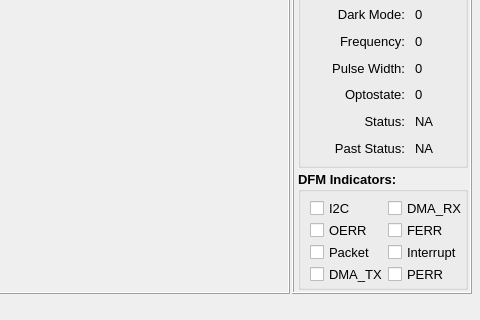
Old version of the form Mainwindow.ui in the repository spletcher1/PyMCU; both pictures show x 320 to 800 and y 160 to 480 of the 800 by 480 pixel window.
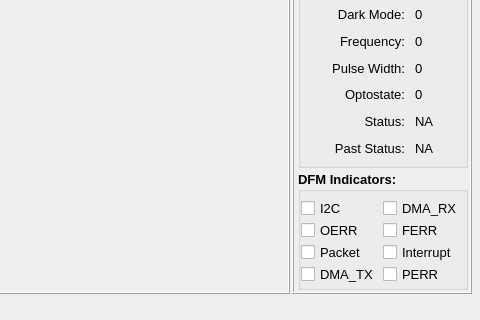
New version of the form. Icons and pictures are not drawn.

Commit message: Window shift

The edit to the form file:
```diff
--- a/Mainwindow.ui
+++ b/Mainwindow.ui
@@ -1150,6 +1150,9 @@
               <string>DFM Indicators:</string>
              </property>
              <layout class="QGridLayout" name="gridLayout">
+              <property name="leftMargin">
+               <number>0</number>
+              </property>
               <property name="topMargin">
                <number>6</number>
               </property>
```
